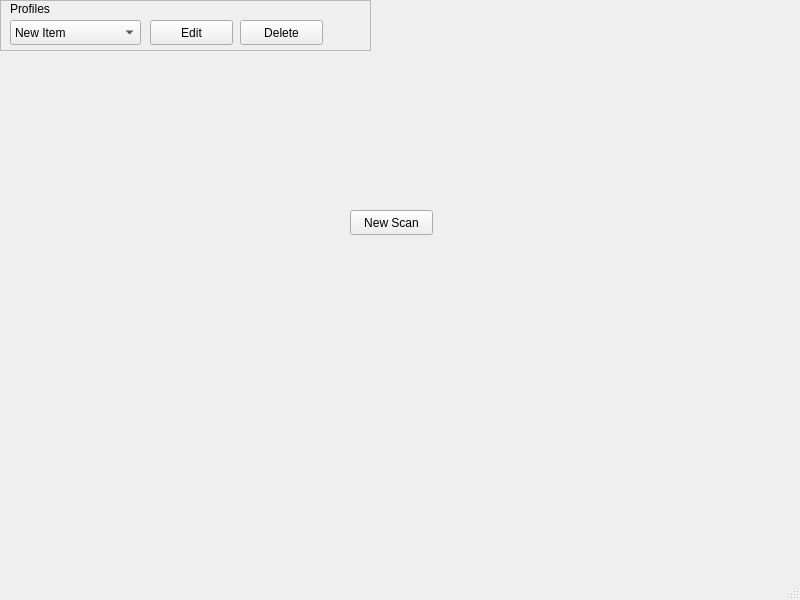
This is mainwindow.ui in hakankhan/team28comp3004 as Qt 5 draws it before an edit. The edited form follows.
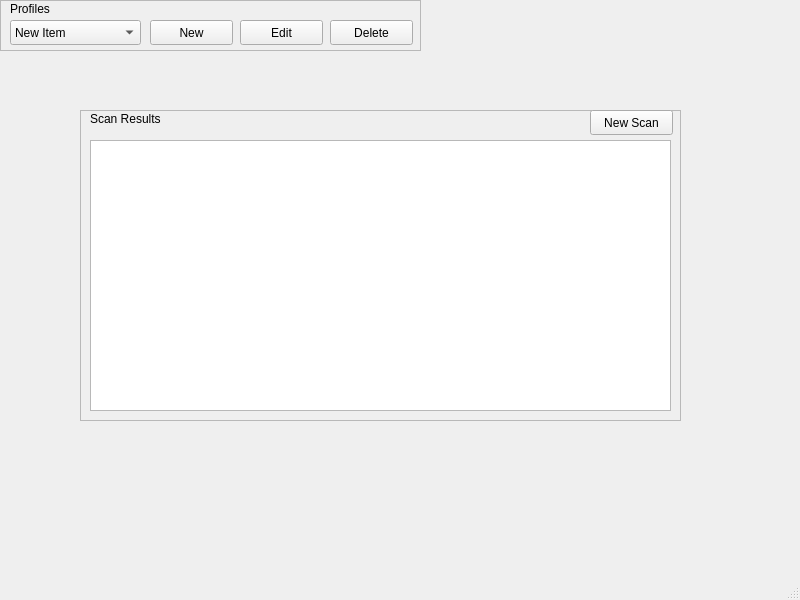
This is the edited form. The open tabs and pages were chosen to show the change.

Commit message: made main gui page

Patch:
```diff
--- a/mainwindow.ui
+++ b/mainwindow.ui
@@ -182,25 +182,12 @@
      </widget>
     </widget>
     <widget class="QWidget" name="main">
-     <widget class="QPushButton" name="new_scan_button">
-      <property name="geometry">
-       <rect>
-        <x>350</x>
-        <y>210</y>
-        <width>83</width>
-        <height>25</height>
-       </rect>
-      </property>
-      <property name="text">
-       <string>New Scan</string>
-      </property>
-     </widget>
      <widget class="QFrame" name="frame_2">
       <property name="geometry">
        <rect>
         <x>0</x>
         <y>0</y>
-        <width>371</width>
+        <width>421</width>
         <height>51</height>
        </rect>
       </property>
@@ -235,13 +222,13 @@
         </rect>
        </property>
        <property name="text">
-        <string>Edit</string>
+        <string>New</string>
        </property>
       </widget>
       <widget class="QPushButton" name="delete_profile">
        <property name="geometry">
         <rect>
-         <x>240</x>
+         <x>330</x>
          <y>20</y>
          <width>83</width>
          <height>25</height>
@@ -264,7 +251,74 @@
         <string>Profiles</string>
        </property>
       </widget>
+      <widget class="QPushButton" name="edit_profile_button">
+       <property name="geometry">
+        <rect>
+         <x>240</x>
+         <y>20</y>
+         <width>83</width>
+         <height>25</height>
+        </rect>
+       </property>
+       <property name="text">
+        <string>Edit</string>
+       </property>
+      </widget>
      </widget>
+     <widget class="QFrame" name="frame_3">
+      <property name="geometry">
+       <rect>
+        <x>80</x>
+        <y>110</y>
+        <width>601</width>
+        <height>311</height>
+       </rect>
+      </property>
+      <property name="frameShape">
+       <enum>QFrame::StyledPanel</enum>
+      </property>
+      <property name="frameShadow">
+       <enum>QFrame::Raised</enum>
+      </property>
+      <widget class="QListWidget" name="scan_results_list">
+       <property name="geometry">
+        <rect>
+         <x>10</x>
+         <y>30</y>
+         <width>581</width>
+         <height>271</height>
+        </rect>
+       </property>
+      </widget>
+      <widget class="QLabel" name="label_7">
+       <property name="geometry">
+        <rect>
+         <x>10</x>
+         <y>0</y>
+         <width>91</width>
+         <height>17</height>
+        </rect>
+       </property>
+       <property name="text">
+        <string>Scan Results</string>
+       </property>
+      </widget>
+      <widget class="QPushButton" name="new_scan_button">
+       <property name="geometry">
+        <rect>
+         <x>510</x>
+         <y>0</y>
+         <width>83</width>
+         <height>25</height>
+        </rect>
+       </property>
+       <property name="text">
+        <string>New Scan</string>
+       </property>
+      </widget>
+     </widget>
+     <zorder>frame_3</zorder>
+     <zorder>frame_2</zorder>
     </widget>
     <widget class="QWidget" name="results">
      <widget class="QTabWidget" name="results_tabs">
```
Left out of the diff: 39 changed lines with no effect on the pictures.
